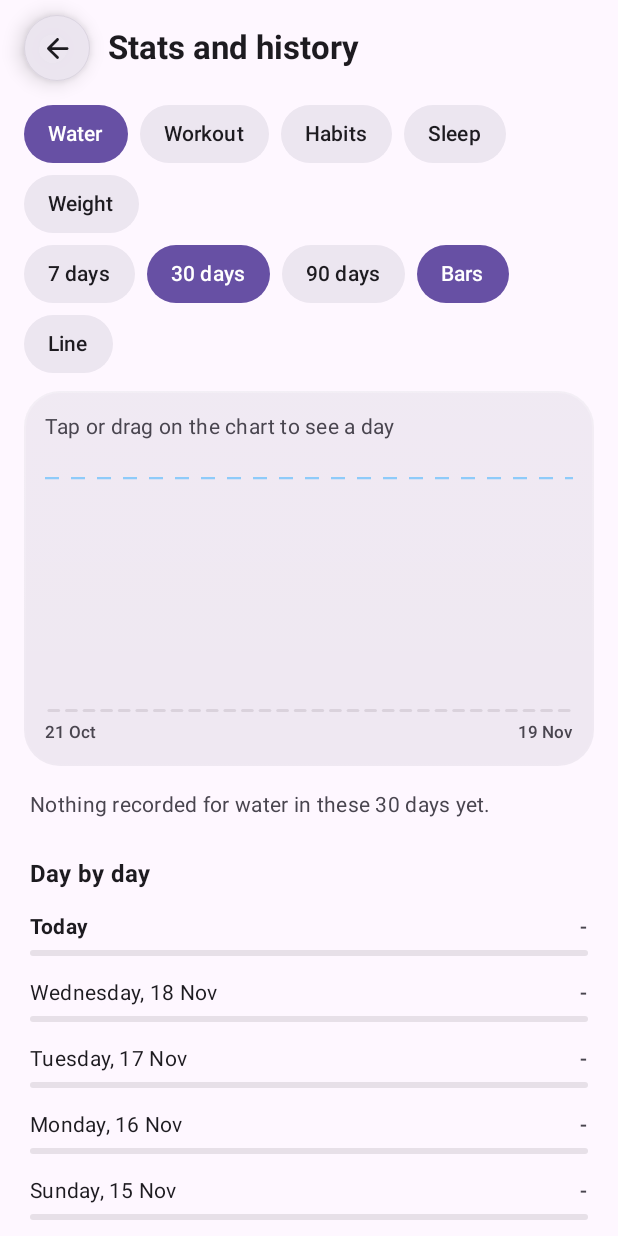
After one commit to iamhk10/MyView, an Android app built with Jetpack Compose: the composable HistoryScreen called with empty values, on a phone screen of 412 x 824 dp. The commit adds this screen. Run offline under Robolectric (Android 15) with nearby library versions, the phone set to English and light mode, and no system bars; our stand-ins replace Room's generated code.

Commit message:
Add files via upload

```diff
--- /dev/null
+++ b/app/src/main/java/com/x/myview/ui/screens/HistoryScreen.kt
@@ -0,0 +1,465 @@
+package com.x.myview.ui.screens
+
+import androidx.compose.animation.core.Animatable
+import androidx.compose.animation.core.tween
+import androidx.compose.foundation.Canvas
+import androidx.compose.foundation.gestures.detectHorizontalDragGestures
+import androidx.compose.foundation.gestures.detectTapGestures
+import androidx.compose.foundation.layout.Arrangement
+import androidx.compose.foundation.layout.Column
+import androidx.compose.foundation.layout.PaddingValues
+import androidx.compose.foundation.layout.Row
+import androidx.compose.foundation.layout.Spacer
+import androidx.compose.foundation.layout.fillMaxSize
+import androidx.compose.foundation.layout.fillMaxWidth
+import androidx.compose.foundation.layout.height
+import androidx.compose.foundation.layout.navigationBarsPadding
+import androidx.compose.foundation.layout.padding
+import androidx.compose.foundation.layout.width
+import androidx.compose.foundation.lazy.LazyColumn
+import androidx.compose.foundation.lazy.items
+import androidx.compose.material3.MaterialTheme
+import androidx.compose.material3.Text
+import androidx.compose.runtime.Composable
+import androidx.compose.runtime.LaunchedEffect
+import androidx.compose.runtime.collectAsState
+import androidx.compose.runtime.getValue
+import androidx.compose.runtime.key
+import androidx.compose.runtime.mutableIntStateOf
+import androidx.compose.runtime.mutableStateOf
+import androidx.compose.runtime.remember
+import androidx.compose.runtime.saveable.rememberSaveable
+import androidx.compose.runtime.setValue
+import androidx.compose.ui.Alignment
+import androidx.compose.ui.Modifier
+import androidx.compose.ui.geometry.CornerRadius
+import androidx.compose.ui.geometry.Offset
+import androidx.compose.ui.geometry.Size
+import androidx.compose.ui.graphics.Brush
+import androidx.compose.ui.graphics.Color
+import androidx.compose.ui.graphics.PathEffect
+import androidx.compose.ui.graphics.drawscope.Stroke
+import androidx.compose.ui.input.pointer.pointerInput
+import androidx.compose.ui.text.font.FontWeight
+import androidx.compose.ui.text.style.TextAlign
+import androidx.compose.ui.unit.dp
+import com.x.myview.data.db.HabitEntity
+import com.x.myview.data.db.KIND_REPS
+import com.x.myview.domain.scheduledHabits
+import com.x.myview.domain.waterByDay
+import com.x.myview.ui.MainViewModel
+import com.x.myview.ui.components.LineChart
+import com.x.myview.ui.components.MiniBar
+import com.x.myview.ui.components.MvCard
+import com.x.myview.ui.components.SectionTitle
+import com.x.myview.ui.theme.FireOrange
+import com.x.myview.ui.theme.StepsTeal
+import com.x.myview.ui.theme.WaterBlue
+import com.x.myview.ui.theme.itemColor
+import com.x.myview.util.formatMl
+import com.x.myview.util.formatSleep
+import com.x.myview.util.formatSteps
+import com.x.myview.util.formatWeight
+import com.x.myview.util.niceDate
+import java.time.LocalDate
+import java.time.ZoneId
+import java.util.Locale
+
+/** One thing that can be charted: what was recorded per day, its goal and how to print a value. */
+private class Metric(
+    val key: String,
+    val label: String,
+    val color: Color,
+    /** epoch day -> value, only for days that have something recorded. */
+    val values: Map<Long, Float>,
+    val goal: Float?,
+    val format: (Float) -> String,
+    val showTotal: Boolean,
+    val goalWord: String,
+    /** Bars start at zero (false for weight, where only the changes matter). */
+    val zeroBased: Boolean = true,
+)
+
+private val GOLD = Color(0xFFFFC857)
+private val LOW_RED = Color(0xFFFF7A7A)
+
+private fun shortDate(day: Long): String {
+    val d = LocalDate.ofEpochDay(day)
+    return "${d.dayOfMonth} ${d.month.getDisplayName(java.time.format.TextStyle.SHORT, Locale.getDefault())}"
+}
+
+/**
+ * Per-day history of everything that is tracked, as bars or a line, with the highest and lowest day,
+ * the average and a day-by-day list. [start] is the metric to open first.
+ */
+@Composable
+fun HistoryScreen(vm: MainViewModel, start: String, onBack: () -> Unit) {
+    val today by vm.today.collectAsState()
+    val settings by vm.settings.collectAsState()
+    val steps by vm.steps.collectAsState()
+    val waterLogs by vm.waterLogs.collectAsState()
+    val exercises by vm.exercises.collectAsState()
+    val exerciseLogs by vm.exerciseLogs.collectAsState()
+    val habits by vm.habits.collectAsState()
+    val habitDone by vm.habitDone.collectAsState()
+    val sleep by vm.sleepLogs.collectAsState()
+    val weights by vm.weightLogs.collectAsState()
+    val primary = MaterialTheme.colorScheme.primary
+
+    var metricKey by rememberSaveable { mutableStateOf(start) }
+    var rangeDays by rememberSaveable { mutableIntStateOf(30) }
+    var asLine by rememberSaveable { mutableStateOf(false) }
+    var selected by remember { mutableStateOf<Long?>(null) }
+
+    val metrics = remember(steps, waterLogs, exercises, exerciseLogs, habits, habitDone, sleep, weights, settings, today, primary) {
+        buildMetrics(
+            vm.stepsSupported, steps, waterLogs.let { waterByDay(it) }, exercises.filter { it.kind == KIND_REPS }.map { it.id }.toSet(),
+            exerciseLogs.groupBy { it.day }, habits, habitDone, sleep.associate { it.day to it.minutes },
+            weights.associate { it.day to it.kg }, settings, today, primary,
+        )
+    }
+    val metric = metrics.firstOrNull { it.key == metricKey } ?: metrics.first()
+    LaunchedEffect(metric.key, rangeDays) { selected = null }
+
+    val days = remember(today, rangeDays) { (today - rangeDays + 1..today).toList() }
+    val recorded = days.filter { metric.values.containsKey(it) }
+    val highest = recorded.maxByOrNull { metric.values.getValue(it) }
+    val lowest = recorded.minByOrNull { metric.values.getValue(it) }
+    val average = if (recorded.isEmpty()) 0f else recorded.map { metric.values.getValue(it) }.average().toFloat()
+    val total = recorded.sumOf { metric.values.getValue(it).toDouble() }.toFloat()
+    val goalHits = metric.goal?.let { g -> recorded.count { metric.values.getValue(it) >= g } } ?: 0
+    val maxValue = recorded.maxOfOrNull { metric.values.getValue(it) } ?: 1f
+
+    Column(Modifier.fillMaxSize()) {
+        BackHeader("Stats and history", onBack)
+        LazyColumn(
+            Modifier
+                .weight(1f)
+                .navigationBarsPadding(),
+            contentPadding = PaddingValues(bottom = 24.dp),
+        ) {
+            item {
+                Column(Modifier.padding(horizontal = 16.dp, vertical = 6.dp), verticalArrangement = Arrangement.spacedBy(8.dp)) {
+                    ChipFlow {
+                        metrics.forEach { m -> ChoiceChip(m.label, m.key == metric.key, { metricKey = m.key }) }
+                    }
+                    ChipFlow {
+                        ChoiceChip("7 days", rangeDays == 7, { rangeDays = 7 })
+                        ChoiceChip("30 days", rangeDays == 30, { rangeDays = 30 })
+                        ChoiceChip("90 days", rangeDays == 90, { rangeDays = 90 })
+                        ChoiceChip("Bars", !asLine, { asLine = false })
+                        ChoiceChip("Line", asLine, { asLine = true })
+                    }
+                }
+            }
+            item {
+                MvCard(Modifier.padding(horizontal = 16.dp, vertical = 6.dp)) {
+                    Column(Modifier.padding(14.dp)) {
+                        val sel = selected
+                        Text(
+                            if (sel == null) "Tap or drag on the chart to see a day"
+                            else "${niceDate(sel)}:  " + (metric.values[sel]?.let(metric.format) ?: "nothing recorded"),
+                            style = MaterialTheme.typography.bodyMedium,
+                            fontWeight = if (sel == null) FontWeight.Normal else FontWeight.SemiBold,
+                            color = if (sel == null) MaterialTheme.colorScheme.onSurfaceVariant else MaterialTheme.colorScheme.onSurface,
+                        )
+                        Spacer(Modifier.height(10.dp))
+                        if (asLine) {
+                            val points = recorded.map { it to metric.values.getValue(it) }
+                            if (points.size < 2) {
+                                Text(
+                                    "Record at least two days to see a line.",
+                                    modifier = Modifier
+                                        .fillMaxWidth()
+                                        .height(170.dp)
+                                        .padding(top = 70.dp),
+                                    textAlign = TextAlign.Center,
+                                    style = MaterialTheme.typography.bodySmall,
+                                    color = MaterialTheme.colorScheme.onSurfaceVariant,
+                                )
+                            } else {
+                                key(metric.key, rangeDays) {
+                                    LineChart(points, metric.color, Modifier.fillMaxWidth().height(170.dp), metric.goal)
+                                }
+                            }
+                        } else {
+                            HistoryBars(
+                                days = days,
+                                values = metric.values,
+                                color = metric.color,
+                                goal = metric.goal,
+                                zeroBased = metric.zeroBased,
+                                highest = highest,
+                                lowest = lowest,
+                                selected = selected,
+                                animKey = metric.key + rangeDays,
+                                onSelect = { selected = it },
+                                modifier = Modifier
+                                    .fillMaxWidth()
+                                    .height(170.dp),
+                            )
+                        }
+                        Spacer(Modifier.height(6.dp))
+                        Row(Modifier.fillMaxWidth(), horizontalArrangement = Arrangement.SpaceBetween) {
+                            Text(shortDate(days.first()), style = MaterialTheme.typography.labelSmall, color = MaterialTheme.colorScheme.onSurfaceVariant)
+                            Text(shortDate(days.last()), style = MaterialTheme.typography.labelSmall, color = MaterialTheme.colorScheme.onSurfaceVariant)
+                        }
+                    }
+                }
+            }
+            item {
+                if (recorded.isEmpty()) {
+                    Text(
+                        "Nothing recorded for ${metric.label.lowercase(Locale.getDefault())} in these ${days.size} days yet.",
+                        modifier = Modifier.padding(horizontal = 20.dp, vertical = 10.dp),
+                        style = MaterialTheme.typography.bodyMedium,
+                        color = MaterialTheme.colorScheme.onSurfaceVariant,
+                    )
+                } else {
+                    Column(Modifier.padding(horizontal = 16.dp, vertical = 6.dp), verticalArrangement = Arrangement.spacedBy(10.dp)) {
+                        Row(horizontalArrangement = Arrangement.spacedBy(10.dp)) {
+                            StatPill(metric.format(metric.values.getValue(highest!!)), "Highest  ·  ${shortDate(highest)}", Modifier.weight(1f))
+                            StatPill(metric.format(metric.values.getValue(lowest!!)), "Lowest  ·  ${shortDate(lowest)}", Modifier.weight(1f))
+                        }
+                        Row(horizontalArrangement = Arrangement.spacedBy(10.dp)) {
+                            StatPill(metric.format(average), "Average", Modifier.weight(1f))
+                            if (metric.showTotal) {
+                                StatPill(metric.format(total), "Total", Modifier.weight(1f))
+                            } else {
+                                StatPill("${recorded.size} / ${days.size}", "Days recorded", Modifier.weight(1f))
+                            }
+                        }
+                        if (metric.goal != null && metric.goalWord.isNotEmpty()) {
+                            Text(
+                                "${metric.goalWord}: $goalHits of ${recorded.size} recorded days",
+                                style = MaterialTheme.typography.bodySmall,
+                                color = MaterialTheme.colorScheme.onSurfaceVariant,
+                                modifier = Modifier.padding(horizontal = 4.dp),
+                            )
+                        }
+                    }
+                }
+            }
+            item { SectionTitle("Day by day") }
+            items(days.reversed()) { d ->
+                val v = metric.values[d]
+                val tag = when {
+                    v == null -> null
+                    d == highest && highest != lowest -> "Highest"
+                    d == lowest && highest != lowest -> "Lowest"
+                    else -> null
+                }
+                DayRow(
+                    label = if (d == today) "Today" else niceDate(d),
+                    bold = d == today,
+                    value = v?.let(metric.format),
+                    progress = if (v == null || maxValue <= 0f) 0f else (v / maxValue).coerceIn(0f, 1f),
+                    color = metric.color,
+                    tag = tag,
+                    tagColor = if (tag == "Highest") GOLD else LOW_RED,
+                )
+            }
+        }
+    }
+}
+
+@Composable
+private fun DayRow(
+    label: String,
+    bold: Boolean,
+    value: String?,
+    progress: Float,
+    color: Color,
+    tag: String?,
+    tagColor: Color,
+) {
+    Column(
+        Modifier
+            .fillMaxWidth()
+            .padding(horizontal = 20.dp, vertical = 7.dp),
+    ) {
+        Row(verticalAlignment = Alignment.CenterVertically) {
+            Text(
+                label,
+                modifier = Modifier.weight(1f),
+                style = MaterialTheme.typography.bodyMedium,
+                fontWeight = if (bold) FontWeight.Bold else FontWeight.Normal,
+            )
+            if (tag != null) {
+                Text(tag, style = MaterialTheme.typography.labelSmall, fontWeight = FontWeight.Bold, color = tagColor)
+                Spacer(Modifier.width(10.dp))
+            }
+            Text(
+                value ?: "-",
+                style = MaterialTheme.typography.bodyMedium,
+                fontWeight = FontWeight.SemiBold,
+                color = if (value == null) MaterialTheme.colorScheme.onSurfaceVariant else MaterialTheme.colorScheme.onSurface,
+            )
+        }
+        Spacer(Modifier.height(5.dp))
+        MiniBar(progress, color, Modifier.fillMaxWidth(), height = 4.dp)
+    }
+}
+
+/**
+ * One bar per day for any number of days. The highest day gets a gold dot, the lowest a red dot, days
+ * with nothing recorded a thin stub. Tap or drag to pick a day.
+ */
+@Composable
+private fun HistoryBars(
+    days: List<Long>,
+    values: Map<Long, Float>,
+    color: Color,
+    goal: Float?,
+    zeroBased: Boolean,
+    highest: Long?,
+    lowest: Long?,
+    selected: Long?,
+    animKey: String,
+    onSelect: (Long) -> Unit,
+    modifier: Modifier = Modifier,
+) {
+    val n = days.size
+    val onSurface = MaterialTheme.colorScheme.onSurface
+    val grow = remember { Animatable(0f) }
+    LaunchedEffect(animKey) {
+        grow.snapTo(0f)
+        grow.animateTo(1f, tween(650))
+    }
+
+    val recorded = days.mapNotNull { values[it] }
+    val dataMax = recorded.maxOrNull() ?: 0f
+    val dataMin = recorded.minOrNull() ?: 0f
+    var lo = 0f
+    var hi = maxOf(dataMax, goal ?: 0f, 1f)
+    if (!zeroBased && recorded.isNotEmpty()) {
+        val top = maxOf(dataMax, goal ?: dataMax)
+        val bottom = minOf(dataMin, goal ?: dataMin)
+        val span = (top - bottom).coerceAtLeast(1f)
+        lo = bottom - span * 0.4f
+        hi = top + span * 0.1f
+    }
+
+    Canvas(
+        modifier
+            .pointerInput(days) {
+                detectTapGestures { o ->
+                    onSelect(days[(o.x / size.width * n).toInt().coerceIn(0, n - 1)])
+                }
+            }
+            .pointerInput(days) {
+                detectHorizontalDragGestures(
+                    onDragStart = { o -> onSelect(days[(o.x / size.width * n).toInt().coerceIn(0, n - 1)]) },
+                    onHorizontalDrag = { change, _ ->
+                        onSelect(days[(change.position.x / size.width * n).toInt().coerceIn(0, n - 1)])
+                    },
+                )
+            },
+    ) {
+        val w = size.width
+        val h = size.height
+        val top = 14.dp.toPx()
+        val plotH = h - top
+        val slot = w / n
+        val barW = (slot * 0.72f).coerceAtLeast(1.5f)
+        val radius = CornerRadius(minOf(barW / 2f, 6.dp.toPx()))
+        val range = (hi - lo).coerceAtLeast(0.0001f)
+
+        days.forEachIndexed { i, d ->
+            val v = values[d]
+            val x = i * slot + (slot - barW) / 2f
+            if (v == null) {
+                drawRoundRect(onSurface.copy(alpha = 0.10f), Offset(x, h - 2.dp.toPx()), Size(barW, 2.dp.toPx()), radius)
+            } else {
+                val frac = ((v - lo) / range).coerceIn(0.02f, 1f) * grow.value
+                val bh = (plotH * frac).coerceAtLeast(3.dp.toPx())
+                val a = when (d) {
+                    highest -> 1f
+                    lowest -> 0.55f
+                    else -> 0.78f
+                }
+                drawRoundRect(
+                    brush = Brush.verticalGradient(
+                        listOf(color.copy(alpha = a), color.copy(alpha = a * 0.55f)),
+                        startY = h - bh,
+                        endY = h,
+                    ),
+                    topLeft = Offset(x, h - bh),
+                    size = Size(barW, bh),
+                    cornerRadius = radius,
+                )
+                if (d == selected) {
+                    drawRoundRect(
+                        onSurface.copy(alpha = 0.9f), Offset(x, h - bh), Size(barW, bh), radius,
+                        style = Stroke(1.5.dp.toPx()),
+                    )
+                }
+                val dotCenter = Offset(x + barW / 2f, h - bh - 6.dp.toPx())
+                if (d == highest) drawCircle(GOLD, 3.dp.toPx(), dotCenter)
+                if (d == lowest && lowest != highest) drawCircle(LOW_RED, 3.dp.toPx(), dotCenter)
+            }
+        }
+        if (goal != null && goal >= lo && goal <= hi) {
+            val y = h - plotH * (goal - lo) / range
+            drawLine(
+                color.copy(alpha = 0.6f), Offset(0f, y), Offset(w, y),
+                strokeWidth = 1.5.dp.toPx(), pathEffect = PathEffect.dashPathEffect(floatArrayOf(14f, 12f)),
+            )
+        }
+    }
+}
+
+private fun buildMetrics(
+    stepsSupported: Boolean,
+    steps: Map<Long, Int>,
+    water: Map<Long, Int>,
+    repExerciseIds: Set<Long>,
+    logsByDay: Map<Long, List<com.x.myview.data.db.ExerciseLogEntity>>,
+    habits: List<HabitEntity>,
+    habitDone: Map<Long, Set<Long>>,
+    sleepMinutes: Map<Long, Int>,
+    weightKg: Map<Long, Float>,
+    settings: com.x.myview.data.AppSettings,
+    today: Long,
+    primary: Color,
+): List<Metric> {
+    val list = ArrayList<Metric>()
+    if (stepsSupported) {
+        list += Metric(
+            "steps", "Steps", StepsTeal,
+            steps.filterValues { it > 0 }.mapValues { it.value.toFloat() },
+            settings.stepGoal.toFloat(), { formatSteps(it.toInt()) }, true, "Goal reached",
+        )
+    }
+    list += Metric(
+        "water", "Water", WaterBlue,
+        water.filterValues { it > 0 }.mapValues { it.value.toFloat() },
+        settings.waterGoalMl.toFloat(), { formatMl(it.toInt()) }, true, "Goal reached",
+    )
+    val reps = HashMap<Long, Float>()
+    for ((day, logs) in logsByDay) {
+        val sum = logs.filter { it.exerciseId in repExerciseIds }.sumOf { it.amount }
+        if (sum > 0) reps[day] = sum.toFloat()
+    }
+    list += Metric("workout", "Workout", FireOrange, reps, null, { "${it.toInt()} reps" }, true, "")
+    val habitPct = HashMap<Long, Float>()
+    for (d in today - 89..today) {
+        val endMs = LocalDate.ofEpochDay(d + 1).atStartOfDay(ZoneId.systemDefault()).toInstant().toEpochMilli()
+        val planned = scheduledHabits(habits, d).filter { it.createdAt < endMs }
+        if (planned.isEmpty()) continue
+        val done = planned.count { d in (habitDone[it.id] ?: emptySet()) }
+        habitPct[d] = done * 100f / planned.size
+    }
+    list += Metric("habits", "Habits", primary, habitPct, 100f, { "${it.toInt()}%" }, false, "All habits done")
+    list += Metric(
+        "sleep", "Sleep", itemColor(0),
+        sleepMinutes.filterValues { it > 0 }.mapValues { it.value.toFloat() },
+        settings.sleepGoalMin.toFloat(), { formatSleep(it.toInt()) }, false, "Sleep goal met",
+    )
+    list += Metric(
+        "weight", "Weight", itemColor(3), weightKg,
+        if (settings.weightGoalKg > 0f) settings.weightGoalKg else null,
+        { formatWeight(it, settings.useLb) }, false, "", zeroBased = false,
+    )
+    return list
+}
--- a/app/src/main/java/com/x/myview/ui/screens/SettingsScreen.kt
+++ b/app/src/main/java/com/x/myview/ui/screens/SettingsScreen.kt
@@ -151,6 +151,9 @@ fun SettingsScreen(vm: MainViewModel, onBack: () -> Unit) {
                         { vm.updateSettings { it.copy(glassMl = (it.glassMl - 50).coerceAtLeast(50)) } },
                         { vm.updateSettings { it.copy(glassMl = (it.glassMl + 50).coerceAtMost(1500)) } })
                     if (vm.stepsSupported) {
+                        SwitchRow("Live step counting", "Updates steps and the widget within seconds, even with the app closed. Shows one quiet notification.", s.liveSteps) { v ->
+                            vm.updateSettings { it.copy(liveSteps = v) }
+                        }
                         StepperRow("Steps", formatSteps(s.stepGoal),
                             { vm.updateSettings { it.copy(stepGoal = (it.stepGoal - 500).coerceAtLeast(1000)) } },
                             { vm.updateSettings { it.copy(stepGoal = (it.stepGoal + 500).coerceAtMost(50000)) } })
@@ -200,7 +203,7 @@ fun SettingsScreen(vm: MainViewModel, onBack: () -> Unit) {
             MvCard(Modifier.padding(horizontal = 16.dp, vertical = 4.dp)) {
                 Column(Modifier.padding(18.dp), verticalArrangement = Arrangement.spacedBy(6.dp)) {
                     Text("MyView", style = MaterialTheme.typography.titleLarge, fontWeight = FontWeight.Bold)
-                    Text("Version 1.0.0", style = MaterialTheme.typography.bodyMedium, color = MaterialTheme.colorScheme.onSurfaceVariant)
+                    Text("Version 1.1.0", style = MaterialTheme.typography.bodyMedium, color = MaterialTheme.colorScheme.onSurfaceVariant)
                     Text(
                         "Habits, workouts, water, steps, sleep, weight and mood in one place. Every feature is free. Your data stays on your phone; the app has no internet access.",
                         style = MaterialTheme.typography.bodyMedium,
```
Also changed, not shown: app/src/main/java/com/x/myview/ui/screens/MoreScreen.kt (+13 -6 lines), app/src/main/java/com/x/myview/ui/screens/StepsScreen.kt (+9 -2 lines), app/src/main/java/com/x/myview/ui/screens/WaterScreen.kt (+11 -1 lines).
